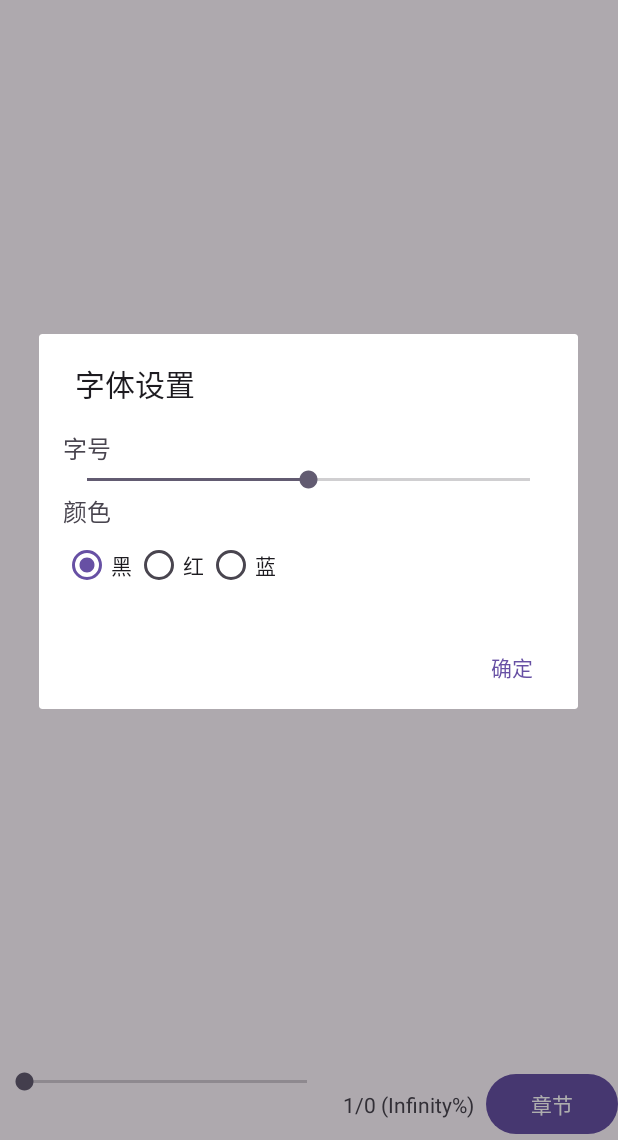
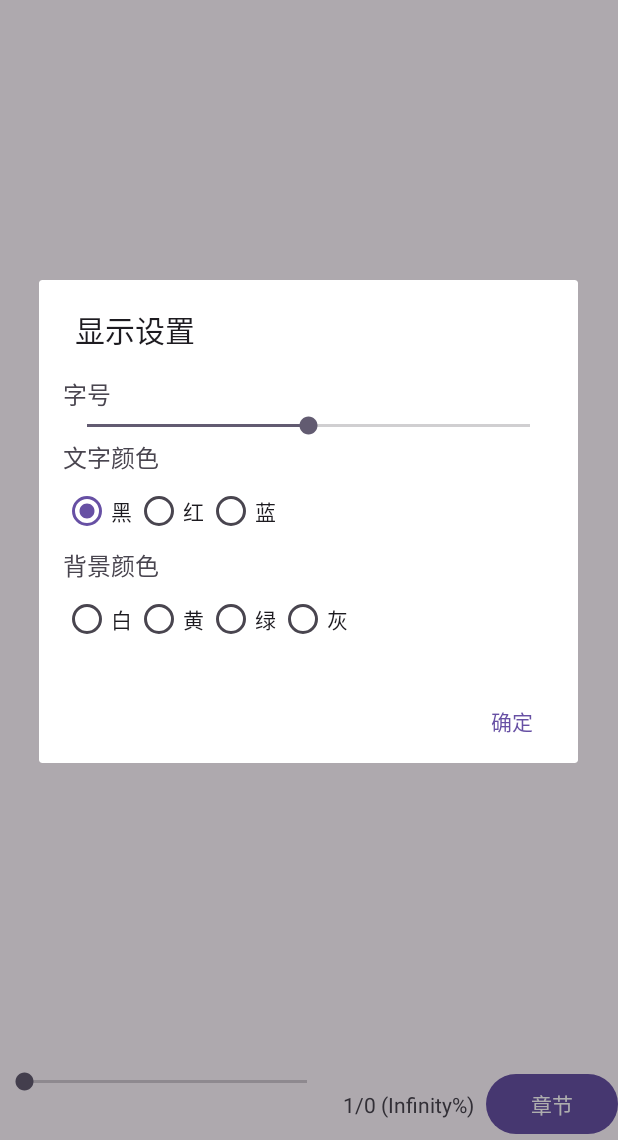
Before and after one commit to diaozhaji/FileManager, an Android app: the NovelReaderActivity screen opened directly, with no data from a screen before it, after a tap on an icon or button, on a phone screen of 412 x 824 dp, the part 96-1236 px from its top. Run offline under Robolectric (Android 15) with nearby library versions, the phone set to English and light mode, and no system bars; libraries missing offline, so code that uses them is left out: org.mozilla.universalchardet; 5 statements that could not run were skipped.

Commit message:
Mod:增加修改背景色

```diff
--- a/app/src/main/java/com/example/simpletool/NovelReaderActivity.java
+++ b/app/src/main/java/com/example/simpletool/NovelReaderActivity.java
@@ -57,14 +57,18 @@ public class NovelReaderActivity extends AppCompatActivity {
     private boolean isSpeaking = false;
     private int textSizeSp = 16;
     private int textColor = Color.BLACK;
-    private int bgColor = Color.WHITE;
+    private int bgColor = 0xFFF5E6CA; // 默认护眼黄
+    private final int[] colorOptions = {
+            0xFFFFFFFF,    // 白色
+            0xFFF5E6CA,    // 护眼黄
+            0xFFE6F5EA,    // 护眼绿
+            0xFFE0E0E0     // 浅灰
+    };
 
     @Override
     protected void onCreate(Bundle savedInstanceState) {
         super.onCreate(savedInstanceState);
         setContentView(R.layout.activity_novel_reader);
-
-        // 初始化视图和功能
         initViews();
         initTextPaint();
         initTTS();
@@ -200,6 +204,18 @@ public class NovelReaderActivity extends AppCompatActivity {
             tts.stop();
             String text = pages.get(position).text;
             tts.speak(text, TextToSpeech.QUEUE_FLUSH, null, "read_aloud");
+            tts.setOnUtteranceCompletedListener(new TextToSpeech.OnUtteranceCompletedListener() {
+                @Override
+                public void onUtteranceCompleted(String utteranceId) {
+                    runOnUiThread(() -> {
+                        if (position < pages.size() - 1) {
+                            viewPager.setCurrentItem(position + 1, true);
+                        } else {
+                            isSpeaking = false;
+                        }
+                    });
+                }
+            });
         }
     }
 
@@ -213,10 +229,12 @@ public class NovelReaderActivity extends AppCompatActivity {
             }
 
             @Override
-            public void onStartTrackingTouch(SeekBar seekBar) {}
+            public void onStartTrackingTouch(SeekBar seekBar) {
+            }
 
             @Override
-            public void onStopTrackingTouch(SeekBar seekBar) {}
+            public void onStopTrackingTouch(SeekBar seekBar) {
+            }
         });
     }
 
@@ -275,6 +293,19 @@ public class NovelReaderActivity extends AppCompatActivity {
         } else {
             String text = pages.get(currentPage).text;
             tts.speak(text, TextToSpeech.QUEUE_FLUSH, null, "read_aloud");
+
+            tts.setOnUtteranceCompletedListener(new TextToSpeech.OnUtteranceCompletedListener() {
+                @Override
+                public void onUtteranceCompleted(String utteranceId) {
+                    runOnUiThread(() -> {
+                        if (currentPage < pages.size() - 1) {
+                            viewPager.setCurrentItem(currentPage + 1, true);
+                        } else {
+                            isSpeaking = false;
+                        }
+                    });
+                }
+            });
             isSpeaking = true;
         }
     }
@@ -283,26 +314,58 @@ public class NovelReaderActivity extends AppCompatActivity {
         View dialogView = getLayoutInflater().inflate(R.layout.dialog_font_settings, null);
         SeekBar sbTextSize = dialogView.findViewById(R.id.sbTextSize);
         RadioGroup rgColor = dialogView.findViewById(R.id.rgColor);
+        RadioGroup rgBgColor = dialogView.findViewById(R.id.rgBgColor);
 
         sbTextSize.setProgress(textSizeSp - 8);
         switch (textColor) {
-            case Color.RED: rgColor.check(R.id.rbRed); break;
-            case Color.BLUE: rgColor.check(R.id.rbBlue); break;
-            default: rgColor.check(R.id.rbBlack);
+            case Color.RED:
+                rgColor.check(R.id.rbRed);
+                break;
+            case Color.BLUE:
+                rgColor.check(R.id.rbBlue);
+                break;
+            default:
+                rgColor.check(R.id.rbBlack);
         }
 
+        int bgIndex = getIndexForColor(bgColor);
+        rgBgColor.check(bgIndex == -1 ? R.id.rbYellow : bgIndex);
+
         new AlertDialog.Builder(this)
-                .setTitle("字体设置")
+                .setTitle("显示设置")
                 .setView(dialogView)
                 .setPositiveButton("确定", (dialog, which) -> {
                     textSizeSp = sbTextSize.getProgress() + 8;
                     int colorId = rgColor.getCheckedRadioButtonId();
                     textColor = colorId == R.id.rbRed ? Color.RED
                             : colorId == R.id.rbBlue ? Color.BLUE : Color.BLACK;
+                    int bgColorId = rgBgColor.getCheckedRadioButtonId();
+                    bgColor = colorOptions[getColorIndex(bgColorId)];
                     saveFontSettings();
                     refreshTextDisplay();
                 })
                 .show();
+    }
+
+    private int getColorIndex(int checkedId) {
+        if (checkedId == R.id.rbWhite) {
+            return 0;
+        } else if (checkedId == R.id.rbYellow) {
+            return 1;
+        } else if (checkedId == R.id.rbGreen) {
+            return 2;
+        } else if (checkedId == R.id.rbGray) {
+            return 3;
+        } else {
+            return 0;
+        }
+    }
+
+    private int getIndexForColor(int color) {
+        for (int i = 0; i < colorOptions.length; i++) {
+            if (colorOptions[i] == color) return i;
+        }
+        return -1;
     }
 
     private void saveFontSettings() {
@@ -310,6 +373,7 @@ public class NovelReaderActivity extends AppCompatActivity {
                 .edit()
                 .putInt("text_size", textSizeSp)
                 .putInt("text_color", textColor)
+                .putInt("bg_color", bgColor)
                 .apply();
     }
 
@@ -318,12 +382,15 @@ public class NovelReaderActivity extends AppCompatActivity {
                 .getInt("text_size", 16);
         textColor = getSharedPreferences(PREFS_NAME, MODE_PRIVATE)
                 .getInt("text_color", Color.BLACK);
+        bgColor = getSharedPreferences(PREFS_NAME, MODE_PRIVATE)
+                .getInt("bg_color", 0xFFF5E6CA);
     }
 
     private void refreshTextDisplay() {
         textPaint.setTextSize(spToPx(textSizeSp));
         textPaint.setColor(textColor);
-        splitPages(pages.stream().map(p -> p.text).collect(Collectors.joining()));
+        String fullText = pages.stream().map(p -> p.text).collect(Collectors.joining());
+        splitPages(fullText);
         viewPager.getAdapter().notifyDataSetChanged();
         viewPager.setCurrentItem(currentPage, false);
     }
@@ -415,6 +482,7 @@ public class NovelReaderActivity extends AppCompatActivity {
         String text;
         int start;
         int end;
+
         Page(String text, int start, int end) {
             this.text = text;
             this.start = start;
@@ -426,6 +494,7 @@ public class NovelReaderActivity extends AppCompatActivity {
         String title;
         int startPos;
         int endPos;
+
         Chapter(String title, int startPos, int endPos) {
             this.title = title;
             this.startPos = startPos;
@@ -461,6 +530,7 @@ public class NovelReaderActivity extends AppCompatActivity {
 
         class PageHolder extends RecyclerView.ViewHolder {
             TextView textView;
+
             PageHolder(View view) {
                 super(view);
                 textView = (TextView) view;
--- a/app/src/main/res/layout/dialog_font_settings.xml
+++ b/app/src/main/res/layout/dialog_font_settings.xml
@@ -1,4 +1,3 @@
-<?xml version="1.0" encoding="utf-8"?>
 <LinearLayout xmlns:android="http://schemas.android.com/apk/res/android"
     android:layout_width="match_parent"
     android:layout_height="wrap_content"
@@ -21,7 +20,7 @@
     <TextView
         android:layout_width="wrap_content"
         android:layout_height="wrap_content"
-        android:text="颜色"
+        android:text="文字颜色"
         android:textSize="16sp" />
 
     <RadioGroup
@@ -49,4 +48,42 @@
             android:layout_height="wrap_content"
             android:text="蓝" />
     </RadioGroup>
+
+    <TextView
+        android:layout_width="wrap_content"
+        android:layout_height="wrap_content"
+        android:text="背景颜色"
+        android:textSize="16sp" />
+
+    <RadioGroup
+        android:id="@+id/rgBgColor"
+        android:layout_width="match_parent"
+        android:layout_height="wrap_content"
+        android:orientation="horizontal">
+
+        <RadioButton
+            android:id="@+id/rbWhite"
+            android:layout_width="wrap_content"
+            android:layout_height="wrap_content"
+            android:checked="true"
+            android:text="白" />
+
+        <RadioButton
+            android:id="@+id/rbYellow"
+            android:layout_width="wrap_content"
+            android:layout_height="wrap_content"
+            android:text="黄" />
+
+        <RadioButton
+            android:id="@+id/rbGreen"
+            android:layout_width="wrap_content"
+            android:layout_height="wrap_content"
+            android:text="绿" />
+
+        <RadioButton
+            android:id="@+id/rbGray"
+            android:layout_width="wrap_content"
+            android:layout_height="wrap_content"
+            android:text="灰" />
+    </RadioGroup>
 </LinearLayout>
```
